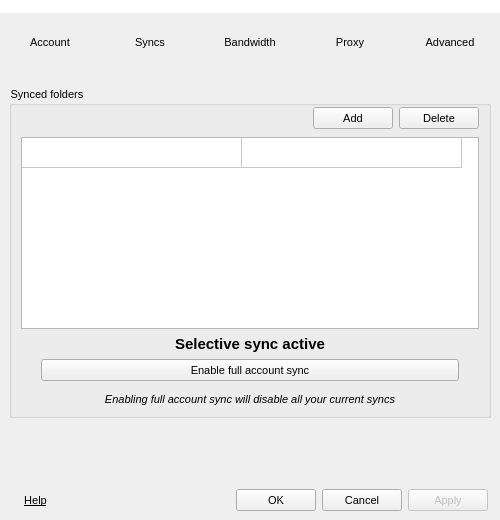
Old version of the form Source/MEGASync/gui/SettingsDialog.ui in the repository meganz/MEGAsync.
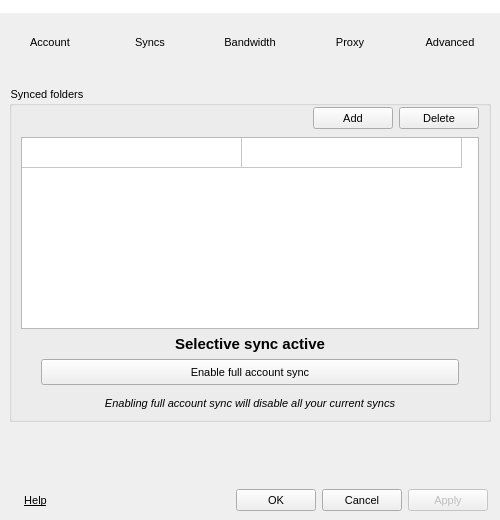
New version of the form. The open tabs and pages were chosen to show the change. Icons and pictures are not drawn.

Patch:
```diff
--- a/Source/MEGASync/gui/SettingsDialog.ui
+++ b/Source/MEGASync/gui/SettingsDialog.ui
@@ -1021,6 +1021,12 @@
           </item>
           <item>
            <widget class="QWidget" name="widget_8" native="true">
+            <property name="minimumSize">
+             <size>
+              <width>0</width>
+              <height>26</height>
+             </size>
+            </property>
             <layout class="QHBoxLayout" name="horizontalLayout_14">
              <property name="spacing">
               <number>0</number>
@@ -1040,7 +1046,7 @@
              <item>
               <widget class="QPushButton" name="bSyncChange">
                <property name="sizePolicy">
-                <sizepolicy hsizetype="Minimum" vsizetype="Fixed">
+                <sizepolicy hsizetype="Minimum" vsizetype="Preferred">
                  <horstretch>0</horstretch>
                  <verstretch>0</verstretch>
                 </sizepolicy>
```
Left out of the diff: 2 changed lines with no effect on the pictures.
